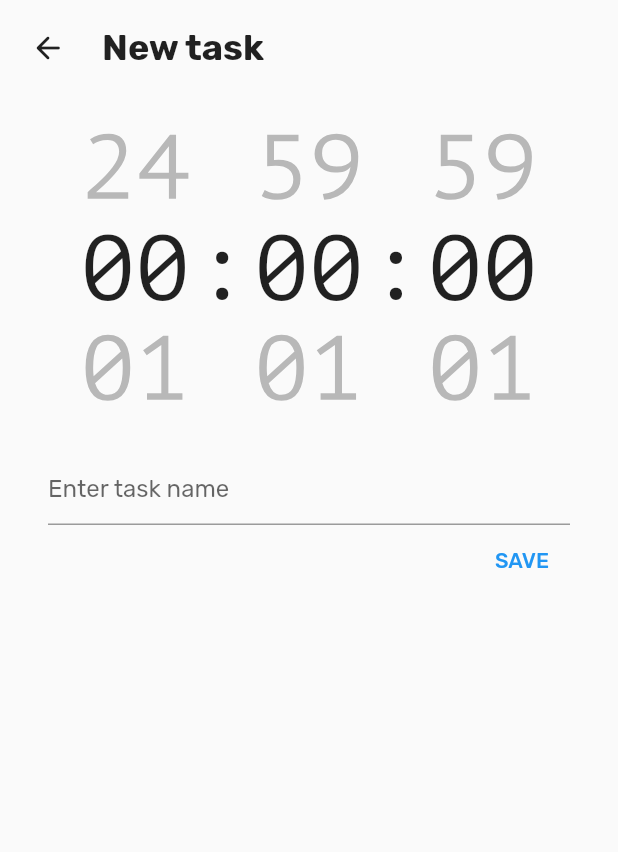
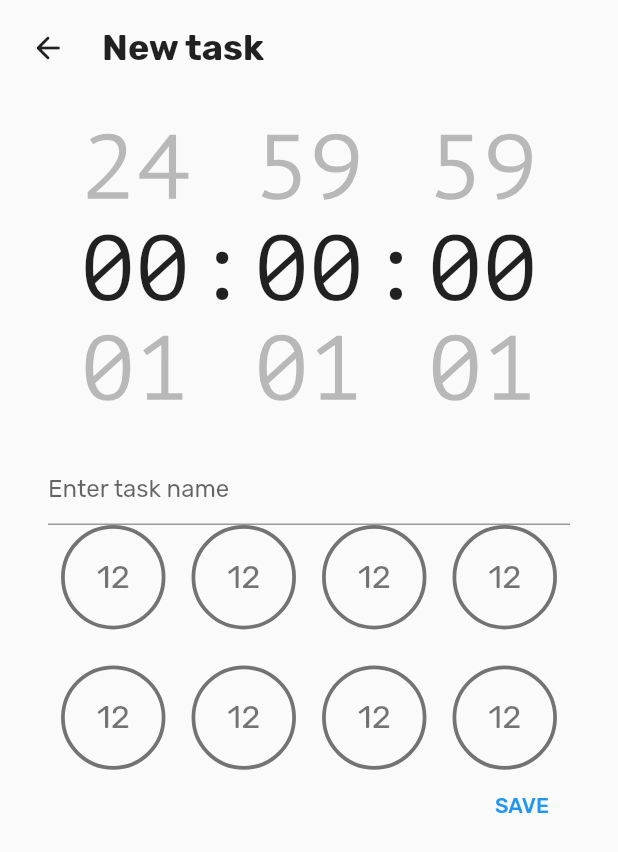
Before and after one commit to LocTr/timee, a Flutter app: the screen it shows after launch, item 2 of the bottom bar chosen, on a phone screen of 412 x 824 dp. Shown: the top 852 px of the screen. Run offline on Flutter 3.47's test engine with Material 2 defaults, Android fonts, the phone set to English and light mode, and no system bars; our stand-ins replace bloc, equatable, fl_chart, flutter_bloc, hive_flutter; missing offline and left inert: task_api, tasks_repo; accounts and stored records are empty; statements that could not run were skipped.

Commit message:
add new task bloc

```diff
--- a/lib/new_task/view/new_task_view.dart
+++ b/lib/new_task/view/new_task_view.dart
@@ -1,10 +1,17 @@
 import 'package:flutter/material.dart';
+import 'package:timee/new_task/widgets/point_picker.dart';
 import 'package:timee/new_task/widgets/wheel_picker.dart';
 import 'package:timee/shared_widget/header.dart';
 
-class NewTaskView extends StatelessWidget {
+class NewTaskView extends StatefulWidget {
   const NewTaskView({Key? key}) : super(key: key);
 
+  @override
+  State<NewTaskView> createState() => _NewTaskViewState();
+}
+
+class _NewTaskViewState extends State<NewTaskView> {
+  var _titleTxtController = TextEditingController();
   @override
   Widget build(BuildContext context) {
     int hours = 0;
@@ -82,10 +89,12 @@ class NewTaskView extends StatelessWidget {
                       child: Column(
                         children: [
                           TextField(
-                            decoration: InputDecoration(
+                            controller: _titleTxtController,
+                            decoration: const InputDecoration(
                               hintText: 'Enter task name',
                             ),
                           ),
+                          PointPicker(),
                           Row(
                             mainAxisAlignment: MainAxisAlignment.end,
                             children: [
--- /dev/null
+++ b/lib/new_task/widgets/point_picker.dart
@@ -0,0 +1,62 @@
+import 'package:flutter/material.dart';
+
+class PointPicker extends StatefulWidget {
+  const PointPicker({Key? key}) : super(key: key);
+
+  @override
+  State<PointPicker> createState() => _PointPickerState();
+}
+
+class _PointPickerState extends State<PointPicker> {
+  @override
+  Widget build(BuildContext context) {
+    return LayoutBuilder(
+      builder: (BuildContext context, BoxConstraints constraints) {
+        final width = constraints.maxWidth;
+
+        Widget selector(double size) {
+          return GestureDetector(
+            onTap: () {},
+            child: Container(
+              width: width / 5,
+              height: width / 5,
+              decoration: BoxDecoration(
+                  borderRadius: BorderRadius.circular(300),
+                  border:
+                      Border.all(width: width / 140, color: Colors.black54)),
+              child: Center(
+                  child: Text(
+                '12',
+                style: TextStyle(fontSize: width / 16, color: Colors.black54),
+              )),
+            ),
+          );
+        }
+
+        return Column(
+          children: [
+            Row(
+              mainAxisAlignment: MainAxisAlignment.spaceAround,
+              children: [
+                selector(width / 5),
+                selector(width / 5),
+                selector(width / 5),
+                selector(width / 5),
+              ],
+            ),
+            const SizedBox(height: 24),
+            Row(
+              mainAxisAlignment: MainAxisAlignment.spaceAround,
+              children: [
+                selector(width / 5),
+                selector(width / 5),
+                selector(width / 5),
+                selector(width / 5),
+              ],
+            ),
+          ],
+        );
+      },
+    );
+  }
+}
--- a/lib/task_detail/widgets/task_slider.dart
+++ b/lib/task_detail/widgets/task_slider.dart
@@ -34,7 +34,7 @@ class _TaskSliderState extends State<TaskSlider> {
           onChanged: (value) {
             setState(() {
               isChanged = true;
-              sliderValue;
+              sliderValue = value;
             });
           },
           onChangeEnd: (value) {
```
Also changed, not shown: lib/new_task/bloc/new_task_bloc.dart (added, +22 -0 lines), lib/new_task/bloc/new_task_event.dart (added, +17 -0 lines), lib/new_task/bloc/new_task_state.dart (added, +10 -0 lines), lib/new_task/view/new_task_page.dart (+6 -1 lines), lib/overview/view/overview_view.dart (+3 -28 lines).
